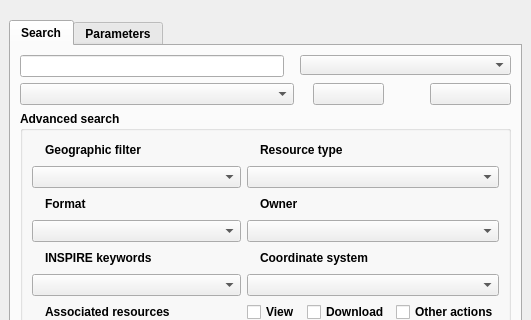
Before: the Qt Designer form ui/isogeo_dockwidget_base.ui in isogeo/isogeo-plugin-qgis, drawn with Qt 5; both pictures show x 0 to 531 and y 0 to 320 of the 531 by 842 pixel window.
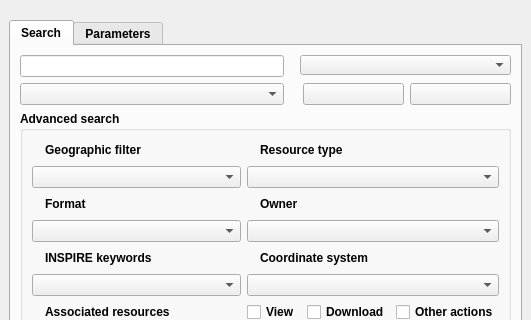
After: the same form once the commit is applied. Icons and pictures are not drawn. Custom widgets are drawn as their Qt base class.

```diff
--- a/ui/isogeo_dockwidget_base.ui
+++ b/ui/isogeo_dockwidget_base.ui
@@ -117,7 +117,7 @@
              <widget class="QPushButton" name="btn_save">
               <property name="maximumSize">
                <size>
-                <width>71</width>
+                <width>101</width>
                 <height>16777215</height>
                </size>
               </property>
@@ -133,22 +133,6 @@
               </property>
              </widget>
             </item>
-            <item>
-             <spacer name="horizontalSpacer_9">
-              <property name="orientation">
-               <enum>Qt::Horizontal</enum>
-              </property>
-              <property name="sizeType">
-               <enum>QSizePolicy::Fixed</enum>
-              </property>
-              <property name="sizeHint" stdset="0">
-               <size>
-                <width>40</width>
-                <height>20</height>
-               </size>
-              </property>
-             </spacer>
-            </item>
             <item>
              <widget class="QPushButton" name="btn_reinit">
               <property name="minimumSize">
@@ -159,7 +143,7 @@
               </property>
               <property name="maximumSize">
                <size>
-                <width>81</width>
+                <width>101</width>
                 <height>16777215</height>
                </size>
               </property>
```
Left out of the diff: 4 changed lines with no effect on the pictures.
